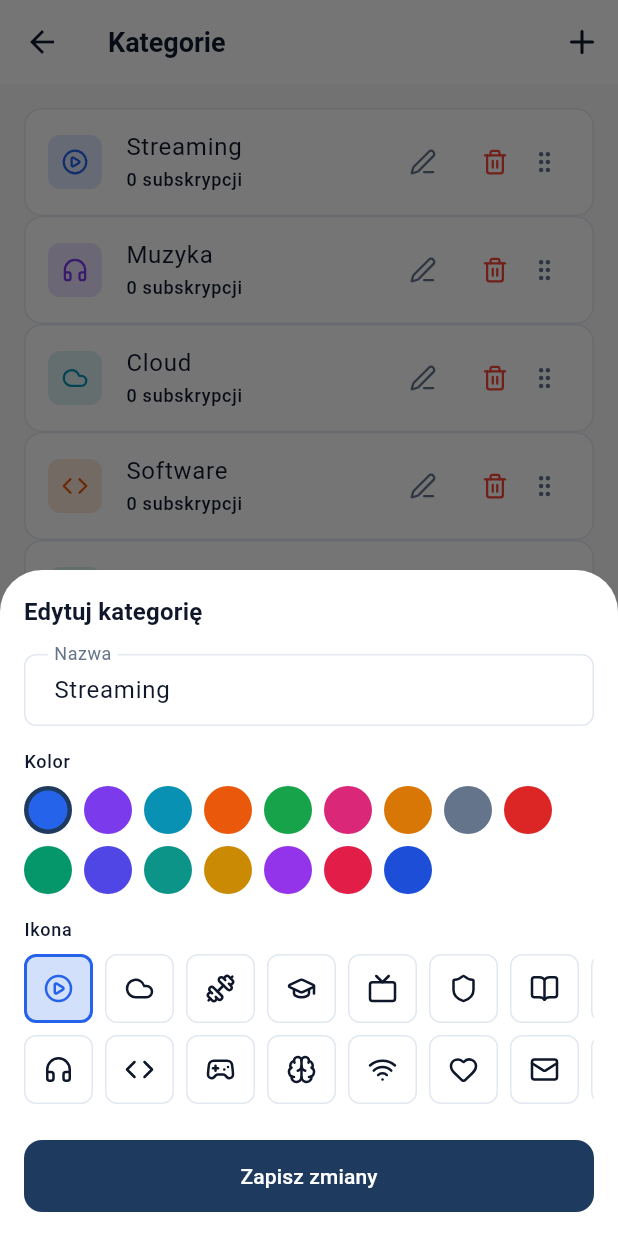
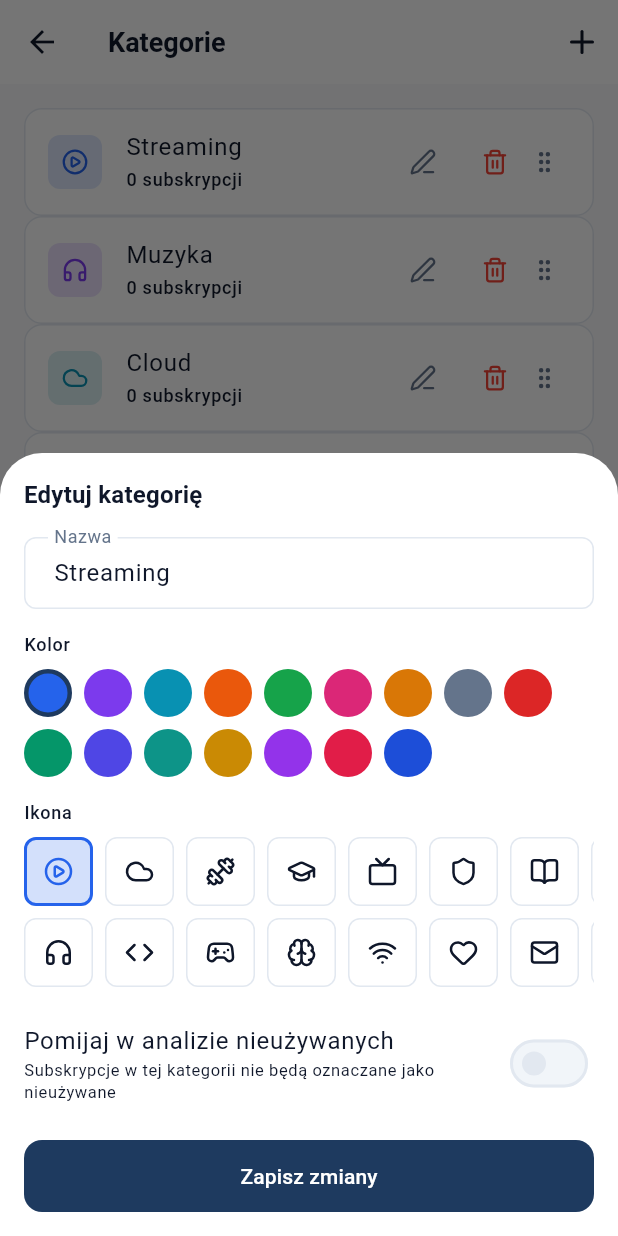
Before and after one commit to Rzempal/karton-subs, a Flutter app: the CategoryManagementScreen screen opened directly, after a tap on an icon or button, on a phone screen of 412 x 824 dp. Run offline on Flutter 3.47's test engine with Material 3 defaults, Android fonts, the phone set to English and light mode, and no system bars; our stand-ins replace file_picker, fl_chart, flutter_secure_storage, hive_flutter, lucide_icons, package_info_plus and 4 more; missing offline and left inert: ota_update, pointycastle; accounts and stored records are empty; network calls fail.

Commit message:
feat: exclude categories from ghost subscription analysis
Add excludeFromGhostAnalysis boolean to Category model, allowing users
to mark entire categories (e.g. Cloud) as exempt from unused subscription
detection. Includes switch toggle in category editor UI.

https://claude.ai/code/session_012HUzNJSqsqJb3WyYRmirQn

```diff
--- a/apps/karton_subs/lib/models/category.dart
+++ b/apps/karton_subs/lib/models/category.dart
@@ -6,6 +6,7 @@ class Category {
   final String colorHex;
   final String iconName;
   final int order;
+  final bool excludeFromGhostAnalysis;
 
   const Category({
     required this.id,
@@ -13,6 +14,7 @@ class Category {
     required this.colorHex,
     required this.iconName,
     required this.order,
+    this.excludeFromGhostAnalysis = false,
   });
 
   factory Category.fromJson(Map<String, dynamic> json) {
@@ -22,6 +24,7 @@ class Category {
       colorHex: json['colorHex'] as String,
       iconName: json['iconName'] as String,
       order: json['order'] as int,
+      excludeFromGhostAnalysis: json['excludeFromGhostAnalysis'] as bool? ?? false,
     );
   }
 
@@ -31,6 +34,7 @@ class Category {
         'colorHex': colorHex,
         'iconName': iconName,
         'order': order,
+        'excludeFromGhostAnalysis': excludeFromGhostAnalysis,
       };
 
   Color get color {
@@ -44,6 +48,7 @@ class Category {
     String? colorHex,
     String? iconName,
     int? order,
+    bool? excludeFromGhostAnalysis,
   }) {
     return Category(
       id: id ?? this.id,
@@ -51,6 +56,7 @@ class Category {
       colorHex: colorHex ?? this.colorHex,
       iconName: iconName ?? this.iconName,
       order: order ?? this.order,
+      excludeFromGhostAnalysis: excludeFromGhostAnalysis ?? this.excludeFromGhostAnalysis,
     );
   }
 
@@ -66,7 +72,7 @@ class Category {
 final List<Category> defaultCategories = [
   const Category(id: 'cat_streaming', name: 'Streaming', colorHex: '#2563EB', iconName: 'play_circle', order: 0),
   const Category(id: 'cat_music', name: 'Muzyka', colorHex: '#7C3AED', iconName: 'headphones', order: 1),
-  const Category(id: 'cat_cloud', name: 'Cloud', colorHex: '#0891B2', iconName: 'cloud', order: 2),
+  const Category(id: 'cat_cloud', name: 'Cloud', colorHex: '#0891B2', iconName: 'cloud', order: 2, excludeFromGhostAnalysis: true),
   const Category(id: 'cat_software', name: 'Software', colorHex: '#EA580C', iconName: 'code', order: 3),
   const Category(id: 'cat_fitness', name: 'Fitness', colorHex: '#16A34A', iconName: 'fitness_center', order: 4),
   const Category(id: 'cat_gaming', name: 'Gaming', colorHex: '#DB2777', iconName: 'sports_esports', order: 5),
--- a/apps/karton_subs/lib/screens/category_management_screen.dart
+++ b/apps/karton_subs/lib/screens/category_management_screen.dart
@@ -196,6 +196,7 @@ class _CategoryEditorState extends State<_CategoryEditor> {
   late TextEditingController _nameCtrl;
   late String _colorHex;
   late String _iconName;
+  late bool _excludeFromGhost;
 
   static const _palette = [
     '#2563EB', '#7C3AED', '#0891B2', '#EA580C',
@@ -210,6 +211,7 @@ class _CategoryEditorState extends State<_CategoryEditor> {
     _nameCtrl = TextEditingController(text: widget.existing?.name ?? '');
     _colorHex = widget.existing?.colorHex ?? _palette[0];
     _iconName = widget.existing?.iconName ?? 'folder';
+    _excludeFromGhost = widget.existing?.excludeFromGhostAnalysis ?? false;
   }
 
   @override
@@ -312,7 +314,20 @@ class _CategoryEditorState extends State<_CategoryEditor> {
               },
             ),
           ),
-          const SizedBox(height: 24),
+          const SizedBox(height: 16),
+
+          // Wykluczenie z analizy ghost
+          SwitchListTile(
+            contentPadding: EdgeInsets.zero,
+            title: const Text('Pomijaj w analizie nieużywanych'),
+            subtitle: Text(
+              'Subskrypcje w tej kategorii nie będą oznaczane jako nieużywane',
+              style: theme.textTheme.bodySmall,
+            ),
+            value: _excludeFromGhost,
+            onChanged: (v) => setState(() => _excludeFromGhost = v),
+          ),
+          const SizedBox(height: 16),
 
           SizedBox(
             width: double.infinity,
@@ -336,6 +351,7 @@ class _CategoryEditorState extends State<_CategoryEditor> {
             name: name,
             colorHex: _colorHex,
             iconName: _iconName,
+            excludeFromGhostAnalysis: _excludeFromGhost,
           )
         : Category(
             id: const Uuid().v4(),
@@ -343,6 +359,7 @@ class _CategoryEditorState extends State<_CategoryEditor> {
             colorHex: _colorHex,
             iconName: _iconName,
             order: 99,
+            excludeFromGhostAnalysis: _excludeFromGhost,
           );
 
     await widget.onSave(cat);
--- a/apps/karton_subs/lib/services/analytics_service.dart
+++ b/apps/karton_subs/lib/services/analytics_service.dart
@@ -65,8 +65,15 @@ class AnalyticsService {
     return breakdown;
   }
 
-  List<Subscription> getGhostSubscriptions(List<Subscription> subs) =>
-      subs.where((s) => s.isGhost).toList();
+  List<Subscription> getGhostSubscriptions(
+    List<Subscription> subs, {
+    Set<String> excludedCategoryIds = const {},
+  }) =>
+      subs
+          .where((s) =>
+              s.isGhost &&
+              !excludedCategoryIds.contains(s.categoryId ?? 'cat_other'))
+          .toList();
 
   List<CostPerUseEntry> getCostPerUseRanking(
     List<Subscription> subs, {
--- a/apps/karton_subs/lib/services/storage_service.dart
+++ b/apps/karton_subs/lib/services/storage_service.dart
@@ -164,6 +164,18 @@ class StorageService {
     return result;
   }
 
-  List<Subscription> getGhostSubscriptions() =>
-      getActiveSubscriptions().where((s) => s.isGhost).toList();
+  Set<String> getExcludedGhostCategoryIds() =>
+      _categoriesCache.values
+          .where((c) => c.excludeFromGhostAnalysis)
+          .map((c) => c.id)
+          .toSet();
+
+  List<Subscription> getGhostSubscriptions() {
+    final excluded = getExcludedGhostCategoryIds();
+    return getActiveSubscriptions()
+        .where((s) =>
+            s.isGhost &&
+            !excluded.contains(s.categoryId ?? 'cat_other'))
+        .toList();
+  }
 }
```
